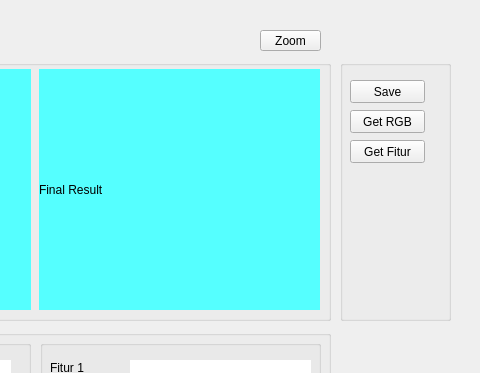
Above: designGUI.ui from palindungan/semester6_pcd before the change; both pictures show x 270 to 750 and y 0 to 373 of the 750 by 550 pixel window. Below: the same form after it.
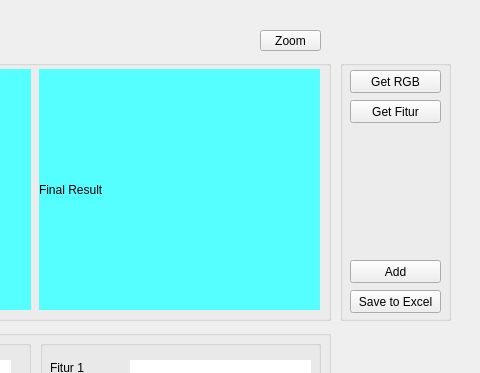
That is the form after the change.

Diff of the .ui file:
```diff
--- a/designGUI.ui
+++ b/designGUI.ui
@@ -30,21 +30,21 @@
      <property name="geometry">
       <rect>
        <x>10</x>
-       <y>20</y>
-       <width>75</width>
+       <y>230</y>
+       <width>91</width>
        <height>23</height>
       </rect>
      </property>
      <property name="text">
-      <string>Save</string>
+      <string>Save to Excel</string>
      </property>
     </widget>
     <widget class="QPushButton" name="pBtn_getRGB">
      <property name="geometry">
       <rect>
        <x>10</x>
-       <y>50</y>
-       <width>75</width>
+       <y>10</y>
+       <width>91</width>
        <height>23</height>
       </rect>
      </property>
@@ -56,8 +56,8 @@
      <property name="geometry">
       <rect>
        <x>10</x>
-       <y>80</y>
-       <width>75</width>
+       <y>40</y>
+       <width>91</width>
        <height>23</height>
       </rect>
      </property>
@@ -65,6 +65,19 @@
       <string>Get Fitur</string>
      </property>
     </widget>
+    <widget class="QPushButton" name="pBtn_add">
+     <property name="geometry">
+      <rect>
+       <x>10</x>
+       <y>200</y>
+       <width>91</width>
+       <height>23</height>
+      </rect>
+     </property>
+     <property name="text">
+      <string>Add</string>
+     </property>
+    </widget>
    </widget>
    <widget class="QGroupBox" name="gBox_images">
     <property name="geometry">
```
